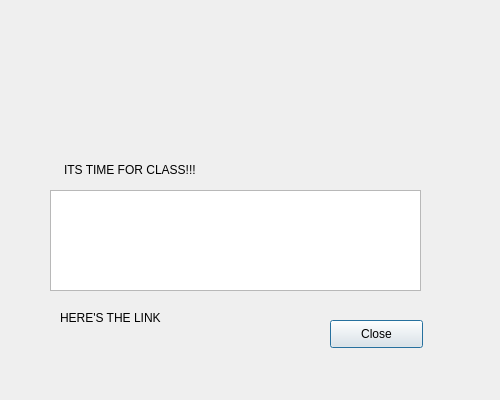
Qt form first/popup.ui (Devikarb/TIME4CLASS) before a commit.
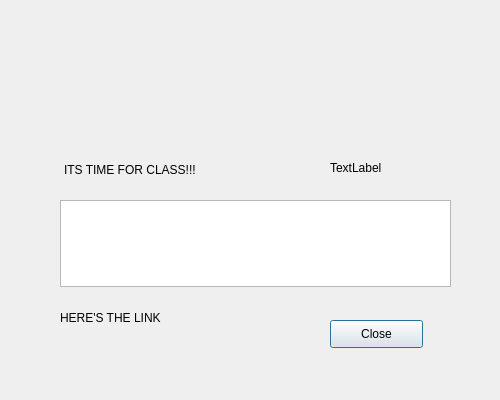
The same form after that commit. Icons and pictures are not drawn.

```diff
--- a/first/popup.ui
+++ b/first/popup.ui
@@ -76,16 +76,6 @@
     <string>ITS TIME FOR CLASS!!!</string>
    </property>
   </widget>
-  <widget class="QListView" name="listView">
-   <property name="geometry">
-    <rect>
-     <x>50</x>
-     <y>190</y>
-     <width>371</width>
-     <height>101</height>
-    </rect>
-   </property>
-  </widget>
   <widget class="QLabel" name="label_3">
    <property name="geometry">
     <rect>
@@ -102,6 +92,29 @@
     <string>HERE'S THE LINK</string>
    </property>
   </widget>
+  <widget class="QTextEdit" name="textEdit">
+   <property name="geometry">
+    <rect>
+     <x>60</x>
+     <y>200</y>
+     <width>391</width>
+     <height>87</height>
+    </rect>
+   </property>
+  </widget>
+  <widget class="QLabel" name="label_sub">
+   <property name="geometry">
+    <rect>
+     <x>330</x>
+     <y>160</y>
+     <width>55</width>
+     <height>16</height>
+    </rect>
+   </property>
+   <property name="text">
+    <string>TextLabel</string>
+   </property>
+  </widget>
  </widget>
  <resources/>
  <connections>
```
